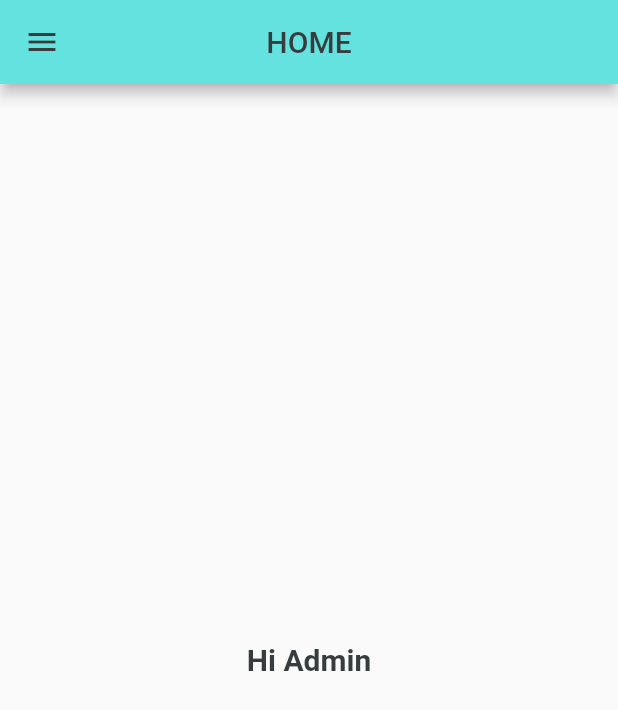
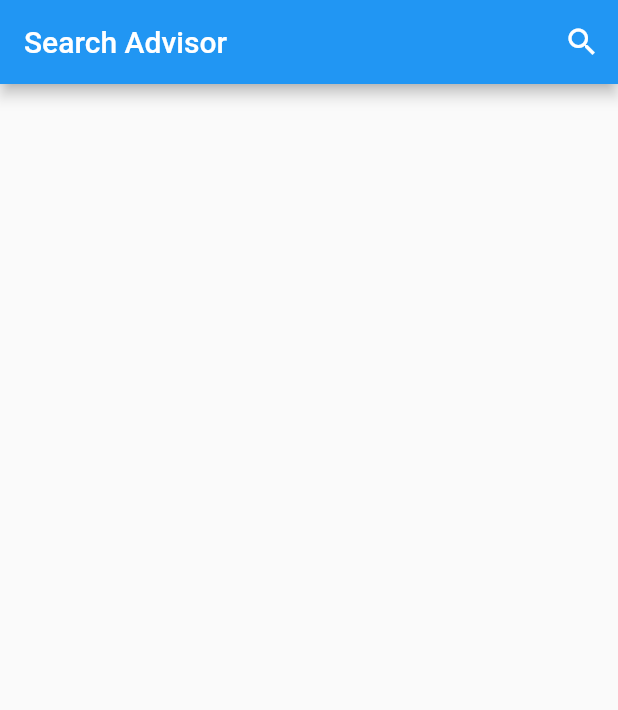
Before and after one commit to riya25082000/admin-app, a Flutter app: the screen it shows after launch, on a phone screen of 412 x 824 dp. Shown: the top 710 px of the screen. Run offline on Flutter 3.47's test engine with Material 2 defaults, Android fonts, the phone set to English and light mode, and no system bars; our stand-ins replace string_validator.

Commit message:
advisor search page

```diff
--- /dev/null
+++ b/lib/SearchAdvisor.dart
@@ -0,0 +1,80 @@
+
+
+import 'package:flutter/cupertino.dart';
+import 'package:flutter/material.dart';
+
+import 'advisor_data.dart';
+
+class SearchAdvisorPage extends StatefulWidget {
+  @override
+  _SearchAdvisorPage createState() => _SearchAdvisorPage();
+}
+
+class _SearchAdvisorPage extends State<SearchAdvisorPage> {
+
+  @override
+  Widget build(BuildContext context) {
+
+    return Scaffold(
+      appBar: AppBar(
+        title: Text('Search Advisor'),
+        actions:<Widget> [
+          IconButton(onPressed: () {
+            showSearch(context: context, delegate: AdvisorSearch());
+
+          }, icon: Icon(Icons.search),)
+        ],
+      ),
+    );
+
+  }
+}
+
+class AdvisorSearch extends SearchDelegate<AdvisorData>{
+  @override
+  List<Widget> buildActions(BuildContext context) {
+
+    return [IconButton(icon: Icon(Icons.clear), onPressed: () {
+      query = "";
+    },)];
+  }
+
+  @override
+  Widget buildLeading(BuildContext context) {
+    return IconButton(onPressed: () {
+      close(context, null);
+    }, icon: Icon(Icons.arrow_back),);
+  }
+
+  @override
+  Widget buildResults(BuildContext context) {
+
+    return Center(child: Text(query, style: TextStyle(fontSize: 20)));
+  }
+
+  @override
+  Widget buildSuggestions(BuildContext context) {
+    final advisorList = query.isEmpty ? loadAdvisorData() :
+    loadAdvisorData().where((p)=>p.UserName.startsWith(query)).toList();
+
+    return  advisorList.isEmpty ? Text('No Advisor Found', style: TextStyle(fontSize: 20),) :ListView.builder(
+        itemCount: advisorList.length,
+        itemBuilder: (context, index){
+          final AdvisorData listItem = advisorList[index];
+          return ListTile (
+            onTap: () {
+              showResults(context);
+            },
+            title:
+            Column(
+              crossAxisAlignment: CrossAxisAlignment.start,
+              children: [
+                Text(listItem.UserName , style: TextStyle(fontSize: 20),),
+                Text(listItem.UserID, style: TextStyle(color: Colors.grey),),
+                Divider()
+              ],
+            ),);
+        });
+  }
+
+}
--- /dev/null
+++ b/lib/advisor_data.dart
@@ -0,0 +1,24 @@
+
+
+class AdvisorData{
+  final String UserName;
+  final String UserID;
+
+  AdvisorData(
+      {
+        this.UserName,
+        this.UserID,
+      });
+}
+
+List<AdvisorData> loadAdvisorData(){
+  var data = <AdvisorData>[
+    AdvisorData(
+      UserName: 'Test',
+      UserID: '123456789',
+    )
+
+  ];
+
+  return data;
+}
--- a/lib/main.dart
+++ b/lib/main.dart
@@ -1,7 +1,6 @@
 import 'package:adminapp/HomePage.dart';
-
 import 'package:flutter/material.dart';
-
+import 'SearchAdvisor.dart';
 import 'Signin.dart';
 
 void main() {
@@ -30,7 +29,7 @@ class MyApp extends StatelessWidget {
         // closer together (more dense) than on mobile platforms.
         visualDensity: VisualDensity.adaptivePlatformDensity,
       ),
-      home: HomePage(),
+      home: SearchAdvisorPage(),
     );
   }
 }
```
